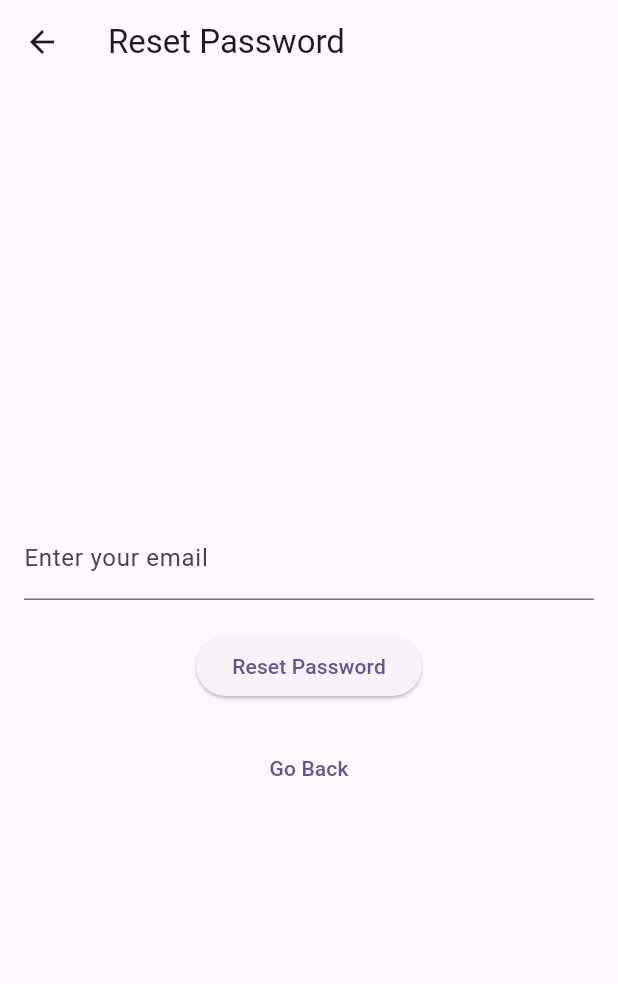
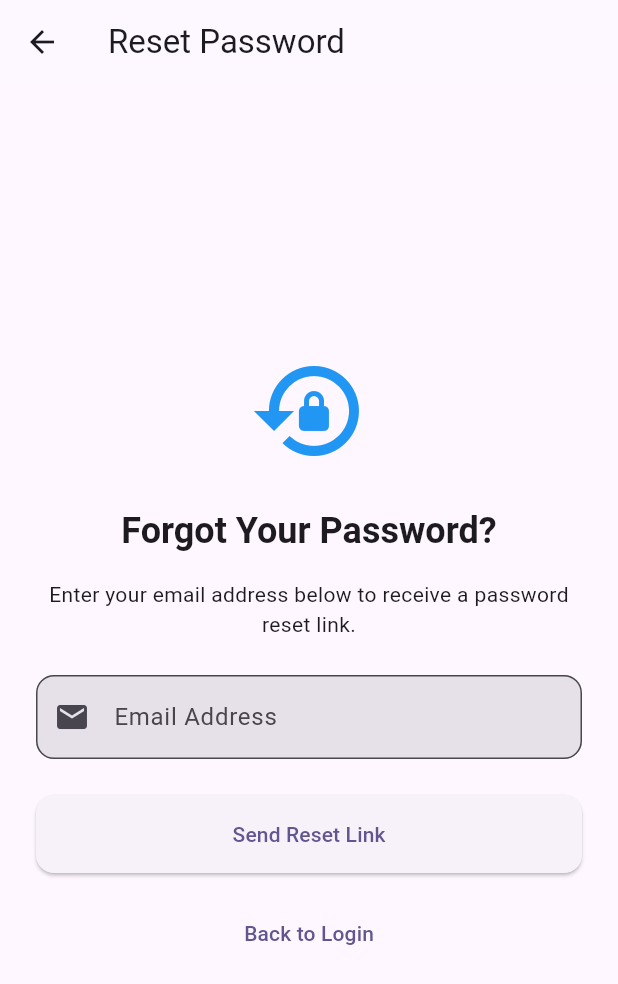
Before and after one commit to Guru-raghav3245/trip_app, a Flutter app: the ResetPasswordScreen screen opened directly, on a phone screen of 412 x 824 dp. Shown: the top 984 px of the screen. Run offline on Flutter 3.47's test engine with Material 3 defaults, Android fonts, the phone set to English and light mode, and no system bars; our stand-ins replace cloud_firestore, firebase_auth, firebase_core, flutter_riverpod, image_picker; missing offline and left inert: currency_picker; accounts and stored records are empty.

Commit message:
password resetting
sending email to change the password.

```diff
--- a/lib/screens/auth_screen/reset_password_screen.dart
+++ b/lib/screens/auth_screen/reset_password_screen.dart
@@ -1,7 +1,5 @@
 import 'package:flutter/material.dart';
 import 'package:firebase_auth/firebase_auth.dart';
-
-final _firebase = FirebaseAuth.instance;
 
 class ResetPasswordScreen extends StatefulWidget {
   const ResetPasswordScreen({super.key});
@@ -11,39 +9,52 @@ class ResetPasswordScreen extends StatefulWidget {
 }
 
 class _ResetPasswordScreenState extends State<ResetPasswordScreen> {
+  final _formKey = GlobalKey<FormState>();
   final _emailController = TextEditingController();
   var _isLoading = false;
+  var _emailSent = false;
+
+  @override
+  void dispose() {
+    _emailController.dispose();
+    super.dispose();
+  }
 
   // Method to send password reset email
   Future<void> _sendPasswordReset() async {
-    final email = _emailController.text;
-
-    if (email.isEmpty || !email.contains('@')) {
-      ScaffoldMessenger.of(context).showSnackBar(
-        const SnackBar(content: Text('Please enter a valid email address.')),
-      );
+    if (!_formKey.currentState!.validate()) {
       return;
     }
+
+    final email = _emailController.text.trim();
 
     try {
       setState(() {
         _isLoading = true;
       });
-      await _firebase.sendPasswordResetEmail(email: email);
-      ScaffoldMessenger.of(context).showSnackBar(
-        const SnackBar(content: Text('Password reset email sent!')),
-      );
-      Navigator.of(context).pop(); // Go back to the previous screen after success
+
+      // Send reset email directly without checking user existence
+      await FirebaseAuth.instance.sendPasswordResetEmail(email: email);
+
+      setState(() {
+        _emailSent = true;
+      });
+
     } on FirebaseAuthException catch (error) {
-      String errorMessage = 'An error occurred.';
+      String errorMessage = 'An error occurred while resetting your password.';
       if (error.code == 'user-not-found') {
-        errorMessage = 'No user found with this email address.';
+        errorMessage = 'No account found with this email address.';
       } else if (error.code == 'invalid-email') {
-        errorMessage = 'Invalid email address.';
+        errorMessage = 'The email address is not valid.';
+      } else if (error.code == 'too-many-requests') {
+        errorMessage = 'Too many attempts. Please try again later.';
       }
 
       ScaffoldMessenger.of(context).showSnackBar(
-        SnackBar(content: Text(errorMessage)),
+        SnackBar(
+          content: Text(errorMessage),
+          backgroundColor: Colors.red,
+        ),
       );
     } finally {
       setState(() {
@@ -55,34 +66,135 @@ class _ResetPasswordScreenState extends State<ResetPasswordScreen> {
   @override
   Widget build(BuildContext context) {
     return Scaffold(
-      appBar: AppBar(title: const Text('Reset Password')),
-      body: Padding(
-        padding: const EdgeInsets.all(16),
-        child: Column(
-          mainAxisAlignment: MainAxisAlignment.center,
-          children: [
-            TextField(
-              controller: _emailController,
-              decoration: const InputDecoration(
-                labelText: 'Enter your email',
-              ),
-              keyboardType: TextInputType.emailAddress,
-            ),
-            const SizedBox(height: 20),
-            _isLoading
-                ? const CircularProgressIndicator()
-                : ElevatedButton(
-                    onPressed: _sendPasswordReset,
-                    child: const Text('Reset Password'),
-                  ),
-            const SizedBox(height: 20),
-            TextButton(
-              onPressed: () => Navigator.of(context).pop(),
-              child: const Text('Go Back'),
-            ),
-          ],
+      appBar: AppBar(
+        title: const Text('Reset Password'),
+        elevation: 0,
+      ),
+      body: Center(
+        child: SingleChildScrollView(
+          child: Padding(
+            padding: const EdgeInsets.all(24.0),
+            child: _emailSent ? _buildSuccessState() : _buildResetForm(),
+          ),
         ),
       ),
     );
   }
+
+  Widget _buildSuccessState() {
+    return Column(
+      mainAxisAlignment: MainAxisAlignment.center,
+      children: [
+        const Icon(
+          Icons.mark_email_read,
+          size: 80,
+          color: Colors.green,
+        ),
+        const SizedBox(height: 24),
+        Text(
+          'Reset Email Sent!',
+          style: Theme.of(context).textTheme.headlineSmall?.copyWith(
+            fontWeight: FontWeight.bold,
+          ),
+        ),
+        const SizedBox(height: 16),
+        Text(
+          'We\'ve sent a password reset link to:\n${_emailController.text}',
+          textAlign: TextAlign.center,
+          style: Theme.of(context).textTheme.bodyLarge,
+        ),
+        const SizedBox(height: 24),
+        const Text(
+          'Please check your email and follow the instructions to reset your password.',
+          textAlign: TextAlign.center,
+        ),
+        const SizedBox(height: 24),
+        ElevatedButton(
+          onPressed: () {
+            setState(() {
+              _emailSent = false;
+              _emailController.clear();
+            });
+          },
+          child: const Text('Send Another Reset Link'),
+        ),
+        TextButton(
+          onPressed: () => Navigator.of(context).pop(),
+          child: const Text('Return to Login'),
+        ),
+      ],
+    );
+  }
+
+  Widget _buildResetForm() {
+    return Form(
+      key: _formKey,
+      child: Column(
+        mainAxisAlignment: MainAxisAlignment.center,
+        crossAxisAlignment: CrossAxisAlignment.stretch,
+        children: [
+          const Icon(
+            Icons.lock_reset,
+            size: 80,
+            color: Colors.blue,
+          ),
+          const SizedBox(height: 24),
+          Text(
+            'Forgot Your Password?',
+            style: Theme.of(context).textTheme.headlineSmall?.copyWith(
+              fontWeight: FontWeight.bold,
+            ),
+            textAlign: TextAlign.center,
+          ),
+          const SizedBox(height: 16),
+          const Text(
+            'Enter your email address below to receive a password reset link.',
+            textAlign: TextAlign.center,
+          ),
+          const SizedBox(height: 24),
+          TextFormField(
+            controller: _emailController,
+            decoration: InputDecoration(
+              labelText: 'Email Address',
+              prefixIcon: const Icon(Icons.email),
+              border: OutlineInputBorder(
+                borderRadius: BorderRadius.circular(12),
+              ),
+              filled: true,
+            ),
+            keyboardType: TextInputType.emailAddress,
+            autofillHints: const [AutofillHints.email],
+            validator: (value) {
+              if (value == null || value.isEmpty) {
+                return 'Please enter your email address';
+              }
+              if (!value.contains('@') || !value.contains('.')) {
+                return 'Please enter a valid email address';
+              }
+              return null;
+            },
+          ),
+          const SizedBox(height: 24),
+          if (_isLoading)
+            const Center(child: CircularProgressIndicator())
+          else
+            ElevatedButton(
+              onPressed: _sendPasswordReset,
+              style: ElevatedButton.styleFrom(
+                padding: const EdgeInsets.symmetric(vertical: 16),
+                shape: RoundedRectangleBorder(
+                  borderRadius: BorderRadius.circular(12),
+                ),
+              ),
+              child: const Text('Send Reset Link'),
+            ),
+          const SizedBox(height: 16),
+          TextButton(
+            onPressed: () => Navigator.of(context).pop(),
+            child: const Text('Back to Login'),
+          ),
+        ],
+      ),
+    );
+  }
 }
```
